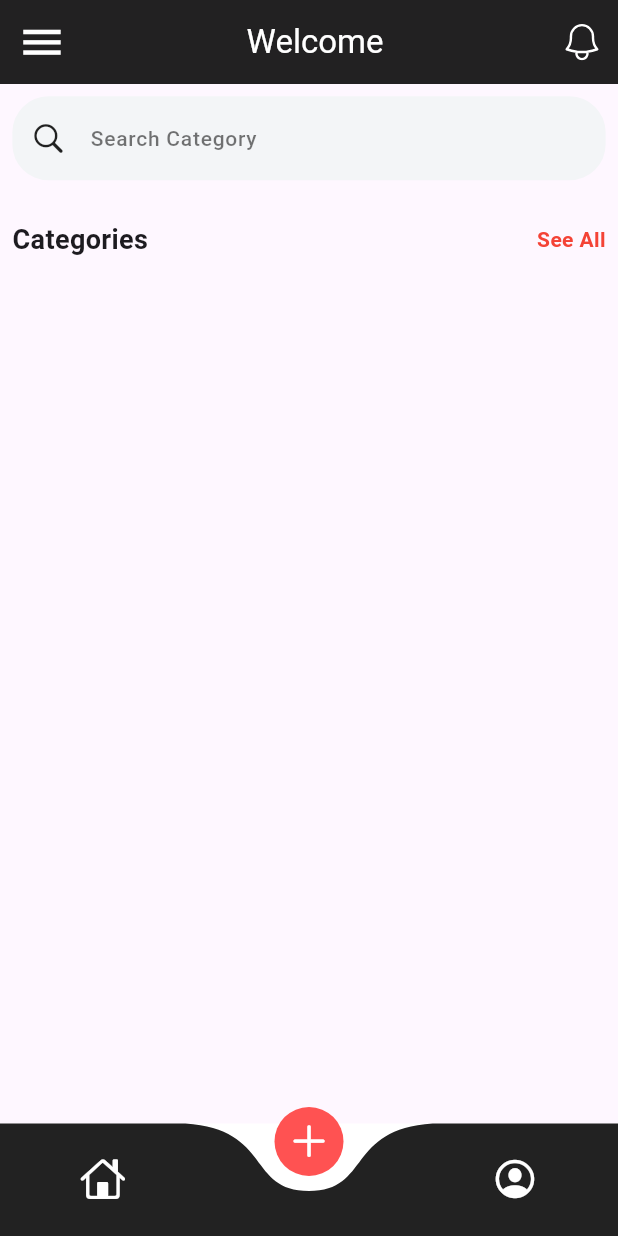
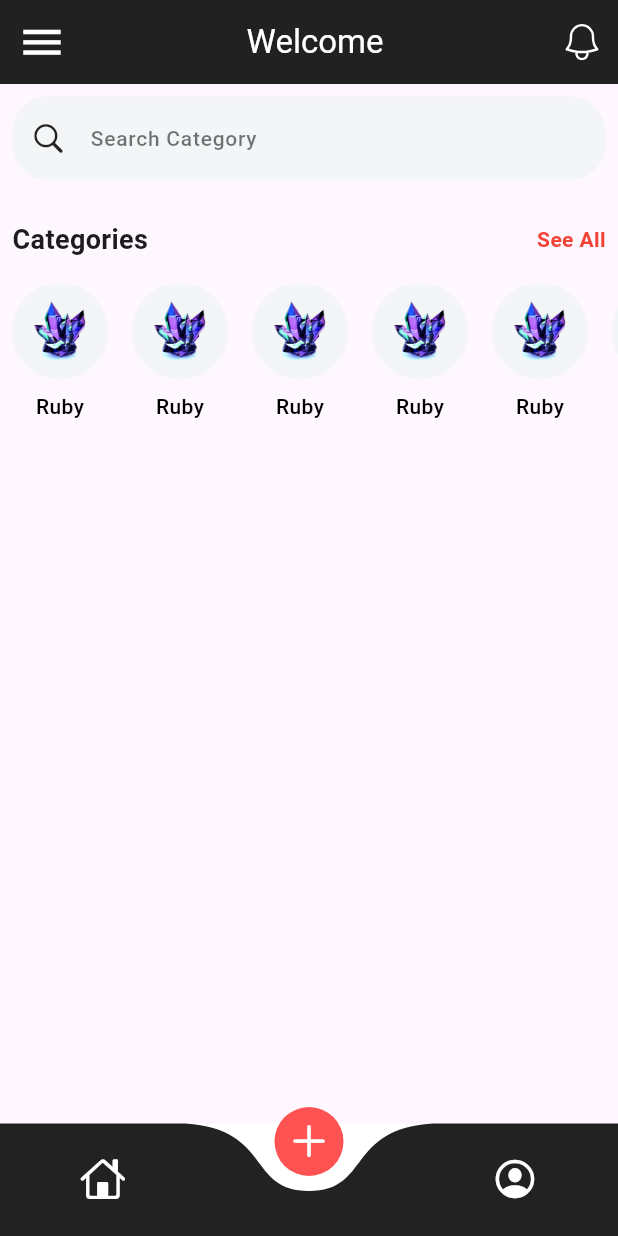
Before and after one commit to Sabithfulail/gem_book_mobile_app, a Flutter app: the HomeView screen opened by its route, on a phone screen of 412 x 824 dp. Run offline on Flutter 3.47's test engine with Material 3 defaults, Android fonts, the phone set to English and light mode, and no system bars; drawn by our look-alikes of curved_navigation_bar; our stand-ins replace flutter_svg, sizer.

Commit message:
home view categories list view added and search bar auto focus disabled

```diff
--- a/lib/features/presentation/views/home_view/home_view.dart
+++ b/lib/features/presentation/views/home_view/home_view.dart
@@ -41,6 +41,7 @@ class _HomeViewState extends State<HomeView> {
                       borderRadius: BorderRadius.all(Radius.circular(24))),
                   child: const TextField(
                       textAlignVertical: TextAlignVertical.center,
+                      autofocus: false,
                       decoration: InputDecoration(
                         border: InputBorder.none,
                         hintText: "Search Category",
@@ -59,6 +60,29 @@ class _HomeViewState extends State<HomeView> {
             _seeAllView(context, "Categories", () {
               print("Hi");
             }),
+            // Row(
+            //   children: [
+            //     _categoriesView(AppImages.icGem, "Ruby"),
+            //   ],
+            // ),
+            SizedBox(
+              height: 200,
+              child: ListView(
+                scrollDirection: Axis.horizontal,
+                physics: const BouncingScrollPhysics(),
+                children: [
+                  _categoriesView(AppImages.icGem, "Ruby"),
+                  _categoriesView(AppImages.icGem, "Ruby"),
+                  _categoriesView(AppImages.icGem, "Ruby"),
+                  _categoriesView(AppImages.icGem, "Ruby"),
+                  _categoriesView(AppImages.icGem, "Ruby"),
+                  _categoriesView(AppImages.icGem, "Ruby"),
+                  _categoriesView(AppImages.icGem, "Ruby"),
+                  _categoriesView(AppImages.icGem, "Ruby"),
+                  _categoriesView(AppImages.icGem, "Ruby"),
+                ],
+              ),
+            )
           ],
         ),
       ),
@@ -268,7 +292,7 @@ class _HomeViewState extends State<HomeView> {
 
   Widget _seeAllView(BuildContext context, String name, Function function) {
     return Padding(
-      padding:  EdgeInsets.all(2.w),
+      padding: EdgeInsets.all(2.w),
       child: Row(
         mainAxisAlignment: MainAxisAlignment.spaceBetween,
         children: [
@@ -283,13 +307,43 @@ class _HomeViewState extends State<HomeView> {
             child: const Text(
               AppStrings.seeAll,
               style: TextStyle(
-                  fontSize: 14,
-                  color: Colors.red,
-                  fontWeight: FontWeight.w600),
+                  fontSize: 14, color: Colors.red, fontWeight: FontWeight.w600),
             ),
           ),
         ],
       ),
     );
   }
+
+  Widget _categoriesView(String imagePath, String catName) {
+    return Padding(
+      padding: const EdgeInsets.all(8.0),
+      child: Expanded(
+        flex: 1,
+        child: Column(
+          children: [
+            CircleAvatar(
+              backgroundColor: const Color(0xffF3F5F7),
+              radius: 32,
+              child: Padding(
+                padding: const EdgeInsets.all(12.0),
+                child: Image.asset(
+                  imagePath,
+                  scale: 4.0,
+                ),
+              ),
+            ),
+            const SizedBox(
+              height: 8,
+            ),
+            Text(
+              catName,
+              style: const TextStyle(
+                  fontSize: 14, fontWeight: FontWeight.w500, color: Colors.black),
+            )
+          ],
+        ),
+      ),
+    );
+  }
 }
--- a/lib/units/app_images.dart
+++ b/lib/units/app_images.dart
@@ -2,7 +2,6 @@ import 'app_constants.dart';
 
 class AppImages {
   /// PNG
-  static const String appLogoNoFrame = '${kPNGImagePath}logo_no_frame$kPngType';
   static const String intoImg = '${kPNGImagePath}intro_img$kPngType';
   static const String icGem = '${kPNGImagePath}ic_gem$kPngType';
 
```
